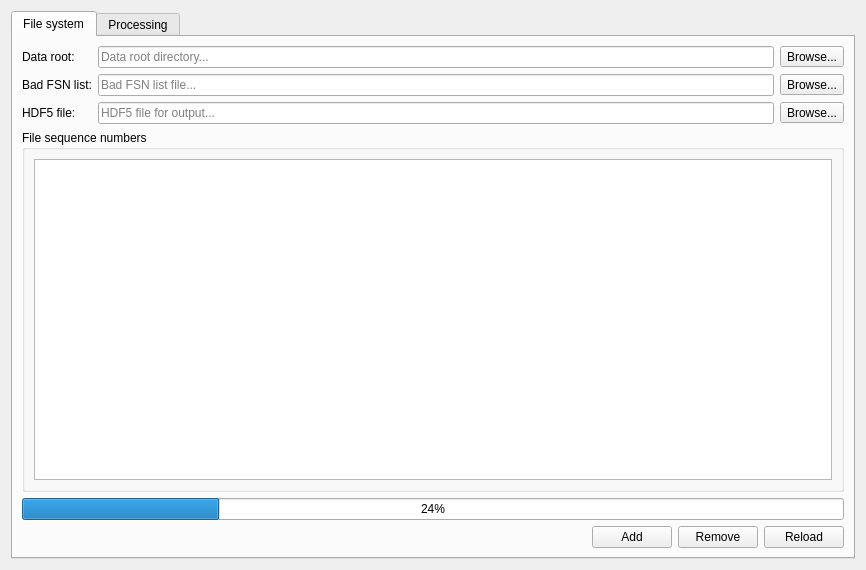
First picture: the form in cct/processinggui/project/project.ui, repository awacha/cct, before the edit.
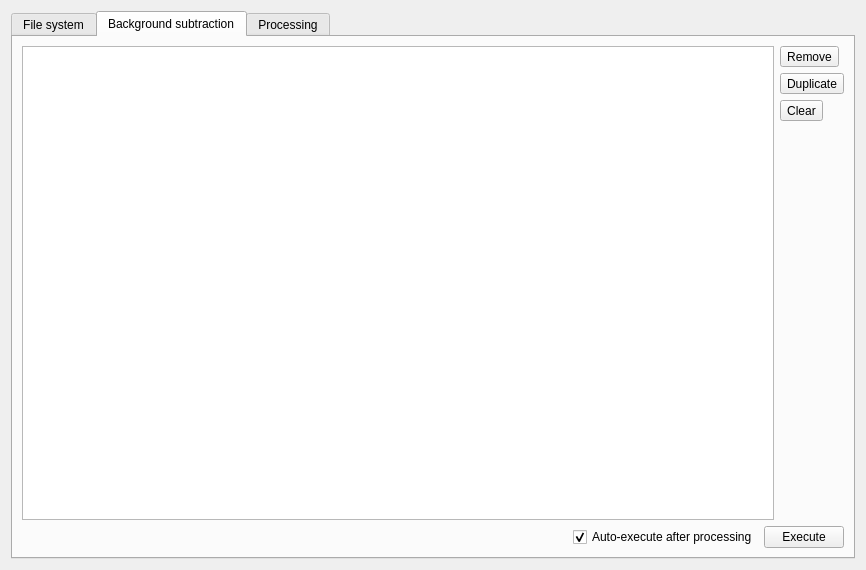
Second picture: the form after the edit. The open tabs and pages were chosen to show the change. Icons and pictures are not drawn.

Commit message: Background subtraction and export works. Some fine tuning remains (and transmission)

Patch:
```diff
--- a/cct/processinggui/project/project.ui
+++ b/cct/processinggui/project/project.ui
@@ -209,6 +209,108 @@
        </item>
       </layout>
      </widget>
+     <widget class="QWidget" name="subtractionTab">
+      <attribute name="title">
+       <string>Background subtraction</string>
+      </attribute>
+      <layout class="QVBoxLayout" name="verticalLayout_5">
+       <item>
+        <layout class="QHBoxLayout" name="horizontalLayout">
+         <item>
+          <widget class="QTreeView" name="subtractionTreeView"/>
+         </item>
+         <item>
+          <layout class="QVBoxLayout" name="verticalLayout_6">
+           <item>
+            <widget class="QToolButton" name="removeSubtractionToolButton">
+             <property name="text">
+              <string>Remove</string>
+             </property>
+             <property name="icon">
+              <iconset theme="list-remove">
+               <normaloff>.</normaloff>.</iconset>
+             </property>
+            </widget>
+           </item>
+           <item>
+            <widget class="QToolButton" name="duplicateSubtractionToolButton">
+             <property name="text">
+              <string>Duplicate</string>
+             </property>
+             <property name="icon">
+              <iconset theme="edit-copy">
+               <normaloff>.</normaloff>.</iconset>
+             </property>
+            </widget>
+           </item>
+           <item>
+            <widget class="QToolButton" name="clearSubtractionToolButton">
+             <property name="text">
+              <string>Clear</string>
+             </property>
+             <property name="icon">
+              <iconset theme="edit-clear">
+               <normaloff>.</normaloff>.</iconset>
+             </property>
+            </widget>
+           </item>
+           <item>
+            <spacer name="verticalSpacer">
+             <property name="orientation">
+              <enum>Qt::Vertical</enum>
+             </property>
+             <property name="sizeHint" stdset="0">
+              <size>
+               <width>20</width>
+               <height>40</height>
+              </size>
+             </property>
+            </spacer>
+           </item>
+          </layout>
+         </item>
+        </layout>
+       </item>
+       <item>
+        <layout class="QGridLayout" name="gridLayout_2">
+         <item row="0" column="2">
+          <widget class="QPushButton" name="executeSubtractionPushButton">
+           <property name="text">
+            <string>Execute</string>
+           </property>
+           <property name="icon">
+            <iconset theme="system-run">
+             <normaloff>.</normaloff>.</iconset>
+           </property>
+          </widget>
+         </item>
+         <item row="0" column="0">
+          <spacer name="horizontalSpacer_3">
+           <property name="orientation">
+            <enum>Qt::Horizontal</enum>
+           </property>
+           <property name="sizeHint" stdset="0">
+            <size>
+             <width>40</width>
+             <height>20</height>
+            </size>
+           </property>
+          </spacer>
+         </item>
+         <item row="0" column="1">
+          <widget class="QCheckBox" name="subtractionAutoExecCheckBox">
+           <property name="text">
+            <string>Auto-execute after processing</string>
+           </property>
+           <property name="checked">
+            <bool>true</bool>
+           </property>
+          </widget>
+         </item>
+        </layout>
+       </item>
+      </layout>
+     </widget>
      <widget class="QWidget" name="processingTab">
       <attribute name="title">
        <string>Processing</string>
```
The commit also changes 24 other files.
